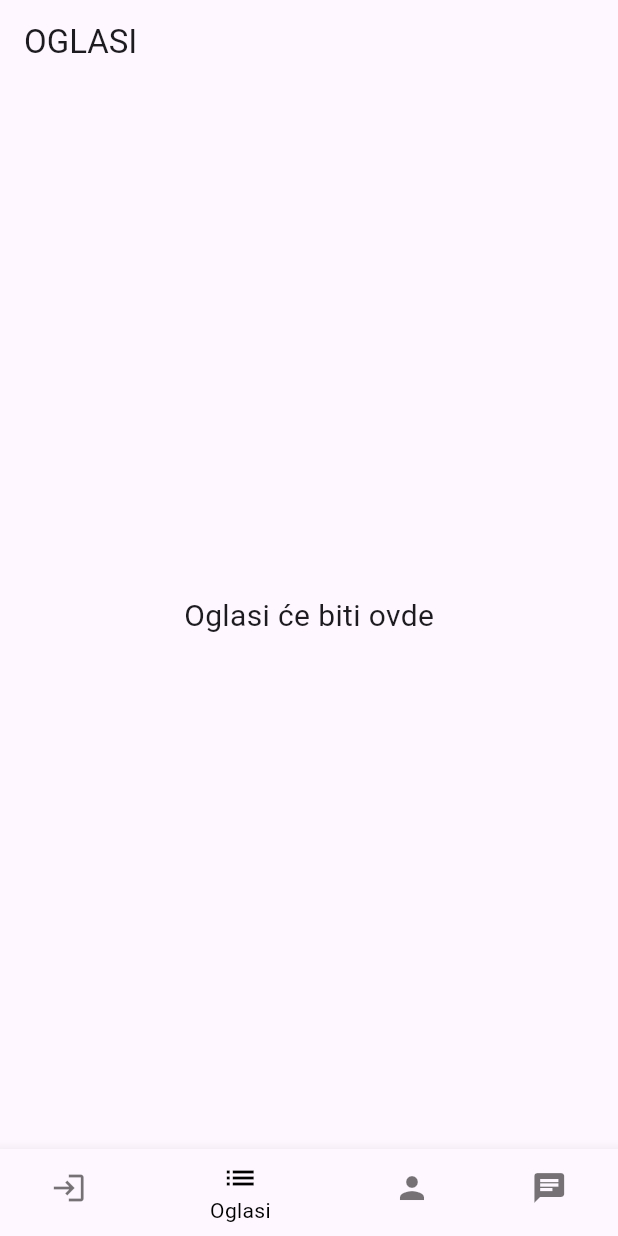
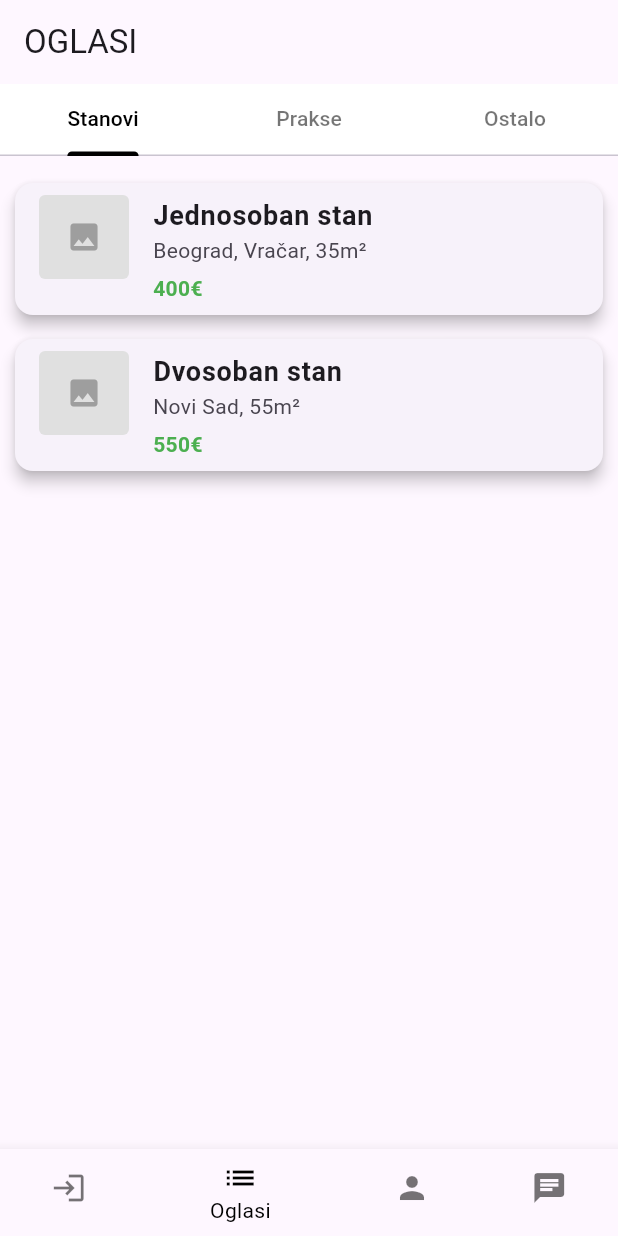
Before and after one commit to andrijamanic/MIT-Manic-Andrija-IT5-2023, a Flutter app: the screen it shows after launch, item 2 of the bottom bar chosen, on a phone screen of 412 x 824 dp. Run offline on Flutter 3.47's test engine with Material 3 defaults, Android fonts, the phone set to English and light mode, and no system bars.

Commit message:
oglasi i login da radi bolje

```diff
--- a/lib/screens/ads_screen.dart
+++ b/lib/screens/ads_screen.dart
@@ -3,10 +3,125 @@ import 'package:flutter/material.dart';
 class AdsScreen extends StatelessWidget {
   const AdsScreen({super.key});
 
+  // Placeholder oglasi po kategorijama
+  final Map<String, List<Map<String, String>>> adsByCategory = const {
+    'Stanovi': [
+      {
+        'title': 'Jednosoban stan',
+        'description': 'Beograd, Vračar, 35m²',
+        'price': '400€',
+        'image': 'https://via.placeholder.com/150'
+      },
+      {
+        'title': 'Dvosoban stan',
+        'description': 'Novi Sad, 55m²',
+        'price': '550€',
+        'image': 'https://via.placeholder.com/150'
+      },
+    ],
+    'Prakse': [
+      {
+        'title': 'IT praksa',
+        'description': 'Frontend developer, Beograd',
+        'price': 'Besplatno',
+        'image': 'https://via.placeholder.com/150'
+      },
+      {
+        'title': 'Marketing praksa',
+        'description': 'Digital marketing, Novi Sad',
+        'price': 'Besplatno',
+        'image': 'https://via.placeholder.com/150'
+      },
+    ],
+    'Ostalo': [
+      {
+        'title': 'Bicikl',
+        'description': 'Road bike, korišćen',
+        'price': '150€',
+        'image': 'https://via.placeholder.com/150'
+      },
+      {
+        'title': 'Fudbalska lopta',
+        'description': 'Adidas, original',
+        'price': '50€',
+        'image': 'https://via.placeholder.com/150'
+      },
+    ],
+  };
+
   @override
   Widget build(BuildContext context) {
-    return Center(
-      child: Text('Oglasi će biti ovde', style: TextStyle(fontSize: 20)),
+    return DefaultTabController(
+      length: 3,
+      child: Column(
+        children: [
+          Container(
+            color: Colors.white,
+            child: const TabBar(
+              labelColor: Colors.black,
+              unselectedLabelColor: Colors.black54,
+              indicatorColor: Colors.black,
+              tabs: [
+                Tab(text: 'Stanovi'),
+                Tab(text: 'Prakse'),
+                Tab(text: 'Ostalo'),
+              ],
+            ),
+          ),
+          Expanded(
+            child: TabBarView(
+              children: [
+                _buildAdList(adsByCategory['Stanovi']!),
+                _buildAdList(adsByCategory['Prakse']!),
+                _buildAdList(adsByCategory['Ostalo']!),
+              ],
+            ),
+          ),
+        ],
+      ),
+    );
+  }
+
+  // Funkcija za pravljenje liste oglasa
+  Widget _buildAdList(List<Map<String, String>> ads) {
+    return ListView.builder(
+      padding: const EdgeInsets.all(10),
+      itemCount: ads.length,
+      itemBuilder: (context, index) {
+        final ad = ads[index];
+        return Card(
+          margin: const EdgeInsets.symmetric(vertical: 8),
+          elevation: 4,
+          child: ListTile(
+            leading: Container(
+              width: 60,
+              height: 60,
+              decoration: BoxDecoration(
+                color: Colors.grey[300],
+                borderRadius: BorderRadius.circular(4),
+              ),
+              child: const Icon(Icons.image, color: Colors.grey),
+            ),
+            title: Text(
+              ad['title']!,
+              style: const TextStyle(fontWeight: FontWeight.bold, fontSize: 18),
+            ),
+            subtitle: Column(
+              crossAxisAlignment: CrossAxisAlignment.start,
+              children: [
+                Text(ad['description']!),
+                const SizedBox(height: 5),
+                Text(
+                  ad['price']!,
+                  style: const TextStyle(
+                      fontWeight: FontWeight.bold, color: Colors.green),
+                ),
+              ],
+            ),
+            isThreeLine: true,
+          ),
+        );
+      },
     );
   }
 }
```
